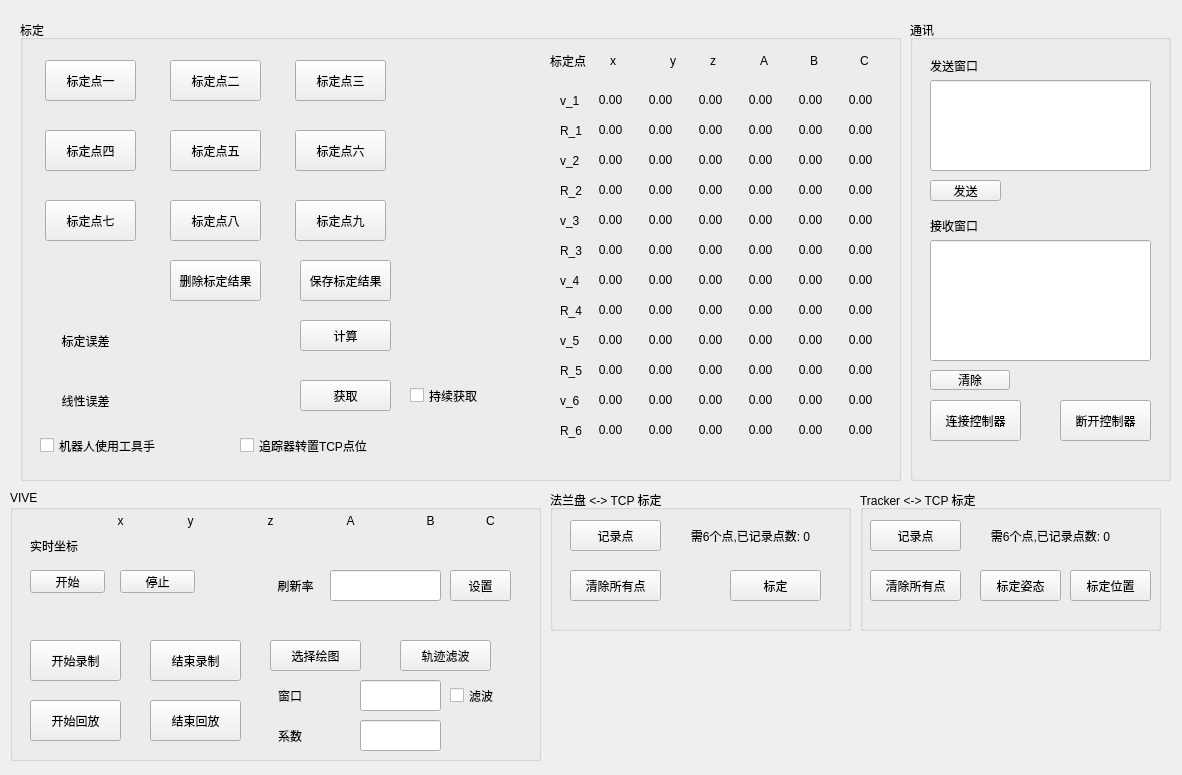
Old version of the form src/ui/main_window.ui in the repository h47vagary/vive_robot_calibration.
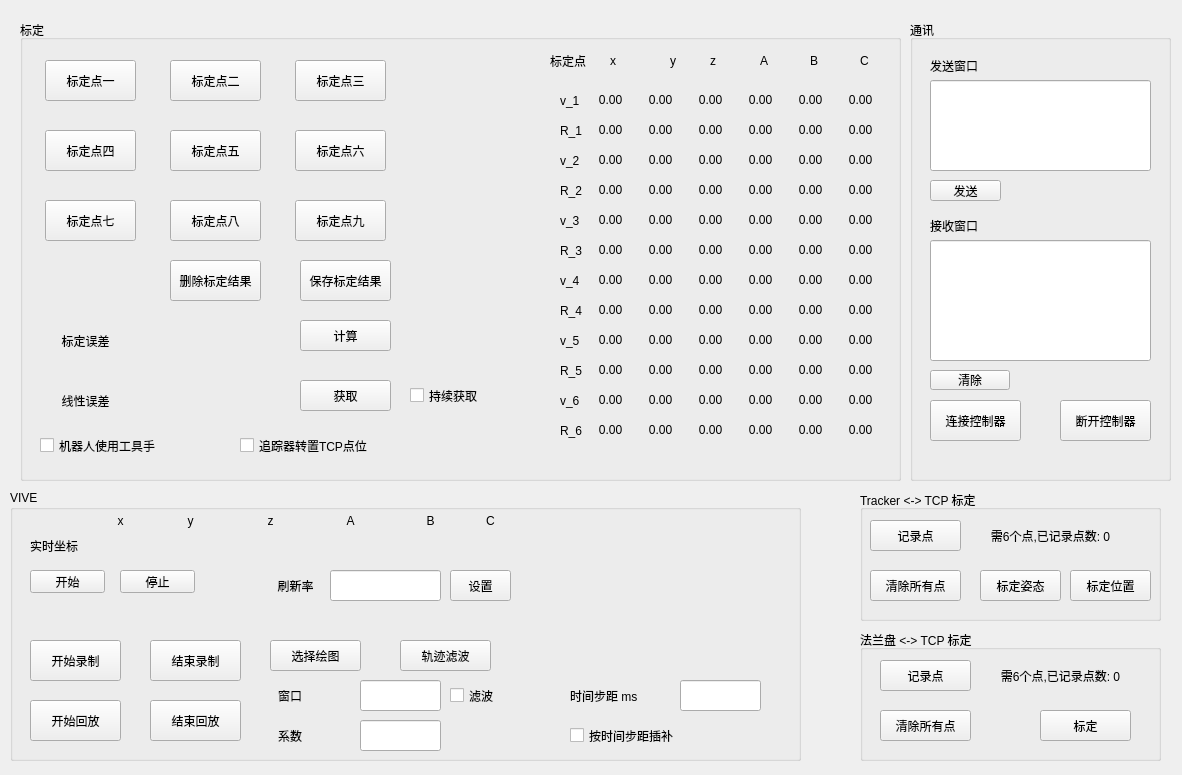
New version of the form.

Diff of the .ui file:
```diff
--- a/src/ui/main_window.ui
+++ b/src/ui/main_window.ui
@@ -1836,7 +1836,7 @@
      <rect>
       <x>10</x>
       <y>490</y>
-      <width>531</width>
+      <width>791</width>
       <height>271</height>
      </rect>
     </property>
@@ -2253,14 +2253,50 @@
       <string>轨迹滤波</string>
      </property>
     </widget>
+    <widget class="QCheckBox" name="checkBox_label_interpolation_interval">
+     <property name="geometry">
+      <rect>
+       <x>560</x>
+       <y>230</y>
+       <width>121</width>
+       <height>31</height>
+      </rect>
+     </property>
+     <property name="text">
+      <string>按时间步距插补</string>
+     </property>
+    </widget>
+    <widget class="QLineEdit" name="lineEdit_label_interpolation_interval">
+     <property name="geometry">
+      <rect>
+       <x>670</x>
+       <y>190</y>
+       <width>81</width>
+       <height>31</height>
+      </rect>
+     </property>
+    </widget>
+    <widget class="QLabel" name="label_interpolation_interval">
+     <property name="geometry">
+      <rect>
+       <x>560</x>
+       <y>190</y>
+       <width>91</width>
+       <height>31</height>
+      </rect>
+     </property>
+     <property name="text">
+      <string>时间步距 ms</string>
+     </property>
+    </widget>
    </widget>
    <widget class="QGroupBox" name="groupBox_flang2tcp_calib">
     <property name="geometry">
      <rect>
-      <x>550</x>
-      <y>490</y>
+      <x>860</x>
+      <y>630</y>
       <width>301</width>
-      <height>141</height>
+      <height>131</height>
      </rect>
     </property>
     <property name="title">
@@ -2328,7 +2364,7 @@
       <x>860</x>
       <y>490</y>
       <width>301</width>
-      <height>141</height>
+      <height>131</height>
      </rect>
     </property>
     <property name="title">
```
